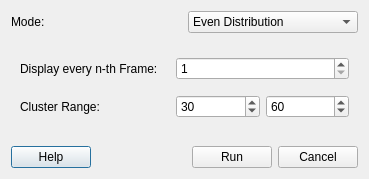
Before: the Qt Designer form qt_ui/DialogAutoSegmentation.ui in FilmColors/VIAN, drawn with Qt 5.
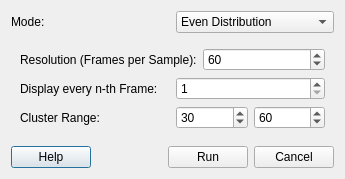
After: the same form once the commit is applied. The open tabs and pages were chosen to show the change.

Commit message: AutoSegmentation doesn't require Colorimetry

The edit to the form file:
```diff
--- a/qt_ui/DialogAutoSegmentation.ui
+++ b/qt_ui/DialogAutoSegmentation.ui
@@ -6,7 +6,7 @@
    <rect>
     <x>0</x>
     <y>0</y>
-    <width>369</width>
+    <width>345</width>
     <height>179</height>
    </rect>
   </property>
@@ -123,6 +123,42 @@
      </widget>
      <widget class="QWidget" name="widget_colorhist">
       <layout class="QVBoxLayout" name="verticalLayout_4">
+       <item>
+        <layout class="QHBoxLayout" name="horizontalLayout_8">
+         <item>
+          <widget class="QLabel" name="label_7">
+           <property name="sizePolicy">
+            <sizepolicy hsizetype="Fixed" vsizetype="Preferred">
+             <horstretch>0</horstretch>
+             <verstretch>0</verstretch>
+            </sizepolicy>
+           </property>
+           <property name="minimumSize">
+            <size>
+             <width>150</width>
+             <height>0</height>
+            </size>
+           </property>
+           <property name="text">
+            <string>Resolution (Frames per Sample):</string>
+           </property>
+          </widget>
+         </item>
+         <item>
+          <widget class="QSpinBox" name="spinBoxResolution">
+           <property name="minimum">
+            <number>1</number>
+           </property>
+           <property name="maximum">
+            <number>1000</number>
+           </property>
+           <property name="value">
+            <number>60</number>
+           </property>
+          </widget>
+         </item>
+        </layout>
+       </item>
        <item>
         <layout class="QHBoxLayout" name="horizontalLayout_6">
          <item>
```
The commit also changes 8 other files.
